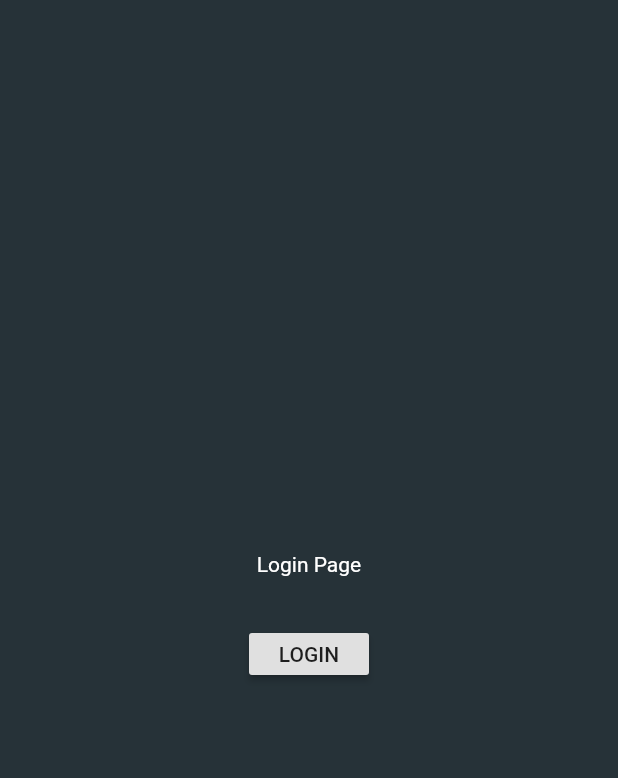
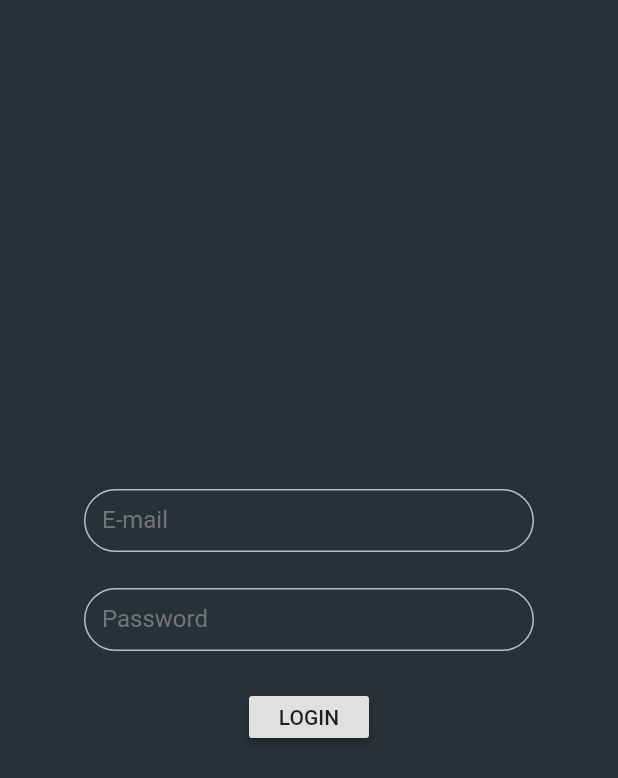
Before and after one commit to march-dev/gamesave-sync, a Flutter app: the LoginPage screen opened by its route, on a phone screen of 412 x 824 dp. Shown: the top 778 px of the screen. Run offline on Flutter 3.47's test engine with Material 2 defaults, Android fonts, the phone set to English and light mode, and no system bars; missing offline and left inert: flutter_simple_dependency_injection.

Commit message:
added bloc base, added widgets folder

```diff
--- a/lib/features/dashboard/dashboard.bloc.dart
+++ b/lib/features/dashboard/dashboard.bloc.dart
@@ -1,8 +1,9 @@
 import 'package:flutter/foundation.dart';
 
+import '../../services/base.bloc.dart';
 import '../../services/navigation.service.dart';
 
-class DashboardBloc {
+class DashboardBloc implements BaseBloc {
   const DashboardBloc({
     @required this.settingsRoute,
     @required this.navigationService,
@@ -12,4 +13,7 @@ class DashboardBloc {
   final NavigationService navigationService;
 
   void toSettings() => navigationService.pushNamed(settingsRoute);
+
+  @override
+  void dispose() {}
 }
--- a/lib/features/login/login.bloc.dart
+++ b/lib/features/login/login.bloc.dart
@@ -1,9 +1,10 @@
 import 'package:flutter/foundation.dart';
 
+import '../../services/base.bloc.dart';
 import '../../services/auth.service.dart';
 import '../../services/navigation.service.dart';
 
-class LoginBloc {
+class LoginBloc implements BaseBloc {
   const LoginBloc({
     @required this.dashboardRoute,
     @required this.authService,
@@ -23,4 +24,7 @@ class LoginBloc {
       // TODO
     }
   }
+
+  @override
+  void dispose() {}
 }
--- a/lib/features/login/login.page.dart
+++ b/lib/features/login/login.page.dart
@@ -3,6 +3,7 @@ import 'package:flutter/material.dart';
 import 'package:flutter_simple_dependency_injection/injector.dart';
 
 import '../login/login.bloc.dart';
+import '../../widgets/widgets.dart';
 import '../dashboard/dashboard.page.dart';
 import '../../services/auth.service.dart';
 import '../../services/navigation.service.dart';
@@ -27,15 +28,30 @@ class _LoginPageState extends State<LoginPage> {
   @override
   Widget build(BuildContext context) {
     return Scaffold(
-      body: Column(
+      body: Center(
+        child: ConstrainedBox(
+          constraints: BoxConstraints(
+            maxWidth: 300,
+          ),
+          child: ListView(
+            physics: const BouncingScrollPhysics(),
+            shrinkWrap: true,
+            children: <Widget>[
+              Column(
                 mainAxisAlignment: MainAxisAlignment.center,
+                crossAxisAlignment: CrossAxisAlignment.stretch,
+                mainAxisSize: MainAxisSize.min,
                 children: <Widget>[
-          Text(
-            'Login Page',
-            textAlign: TextAlign.center,
-            style: TextStyle(color: Colors.white),
+                  InputForm(
+                    hintText: 'my@email.com',
+                    labelText: 'E-mail',
                   ),
-          const SizedBox(height: 32),
+                  const SizedBox(height: 24),
+                  InputForm(
+                    labelText: 'Password',
+                    obscureText: true,
+                  ),
+                  const SizedBox(height: 24),
                   Center(
                     child: RaisedButton(
                       child: Text('LOGIN'),
@@ -44,6 +60,10 @@ class _LoginPageState extends State<LoginPage> {
                   ),
                 ],
               ),
+            ],
+          ),
+        ),
+      ),
     );
   }
 }
--- a/lib/features/startup/startup.bloc.dart
+++ b/lib/features/startup/startup.bloc.dart
@@ -1,9 +1,10 @@
 import 'package:flutter/foundation.dart';
 
+import '../../services/base.bloc.dart';
 import '../../services/auth.service.dart';
 import '../../services/navigation.service.dart';
 
-class StartUpBloc {
+class StartUpBloc implements BaseBloc {
   const StartUpBloc({
     @required this.loginRoute,
     @required this.dashboardRoute,
@@ -23,4 +24,7 @@ class StartUpBloc {
       navigationService.pushNamed(loginRoute);
     }
   }
+
+  @override
+  void dispose() {}
 }
--- /dev/null
+++ b/lib/services/base.bloc.dart
@@ -0,0 +1,3 @@
+abstract class BaseBloc {
+  void dispose();
+}
--- /dev/null
+++ b/lib/widgets/input.dart
@@ -0,0 +1,103 @@
+import 'package:flutter/material.dart';
+
+class Input extends StatelessWidget {
+  const Input({
+    Key key,
+    this.hintText,
+    this.labelText,
+    this.obscureText = false,
+  }) : super(key: key);
+
+  final String hintText;
+  final String labelText;
+
+  final bool obscureText;
+
+  @override
+  Widget build(BuildContext context) {
+    return Container(
+      height: 42,
+      child: TextFormField(
+        decoration: InputDecoration(
+          contentPadding: const EdgeInsets.symmetric(horizontal: 12),
+          border: OutlineInputBorder(
+            borderRadius: const BorderRadius.all(Radius.circular(30)),
+            borderSide: BorderSide(color: Colors.grey[400]),
+            gapPadding: 0,
+          ),
+          focusedBorder: OutlineInputBorder(
+            borderRadius: const BorderRadius.all(Radius.circular(30)),
+            borderSide: BorderSide(color: Colors.grey[400]),
+            gapPadding: 0,
+          ),
+          enabledBorder: OutlineInputBorder(
+            borderRadius: const BorderRadius.all(Radius.circular(30)),
+            borderSide: BorderSide(color: Colors.grey[400]),
+            gapPadding: 0,
+          ),
+          hintText: hintText,
+          labelText: labelText,
+          hintStyle: TextStyle(
+            color: Colors.grey[600],
+          ),
+          labelStyle: TextStyle(
+            color: Colors.grey[600],
+          ),
+        ),
+        obscureText: obscureText,
+        style: TextStyle(color: Colors.grey[200]),
+      ),
+    );
+  }
+}
+
+class InputForm extends StatelessWidget {
+  const InputForm({
+    Key key,
+    this.hintText,
+    this.labelText,
+    this.obscureText = false,
+  }) : super(key: key);
+
+  final String hintText;
+  final String labelText;
+
+  final bool obscureText;
+
+  @override
+  Widget build(BuildContext context) {
+    return Container(
+      height: 42,
+      child: TextFormField(
+        decoration: InputDecoration(
+          contentPadding: const EdgeInsets.symmetric(horizontal: 12),
+          border: OutlineInputBorder(
+            borderRadius: const BorderRadius.all(Radius.circular(30)),
+            borderSide: BorderSide(color: Colors.grey[400]),
+            gapPadding: 0,
+          ),
+          focusedBorder: OutlineInputBorder(
+            borderRadius: const BorderRadius.all(Radius.circular(30)),
+            borderSide: BorderSide(color: Colors.grey[400]),
+            gapPadding: 0,
+          ),
+          enabledBorder: OutlineInputBorder(
+            borderRadius: const BorderRadius.all(Radius.circular(30)),
+            borderSide: BorderSide(color: Colors.grey[400]),
+            gapPadding: 0,
+          ),
+          hintText: hintText,
+          labelText: labelText,
+          hintStyle: TextStyle(
+            color: Colors.grey[600],
+          ),
+          labelStyle: TextStyle(
+            color: Colors.grey[600],
+          ),
+        ),
+        obscureText: obscureText,
+        style: TextStyle(color: Colors.grey[200]),
+      ),
+    );
+  }
+}
--- /dev/null
+++ b/lib/widgets/widgets.dart
@@ -0,0 +1 @@
+export 'input.dart';
```
Lines whose indentation alone changed are shown as unchanged.
